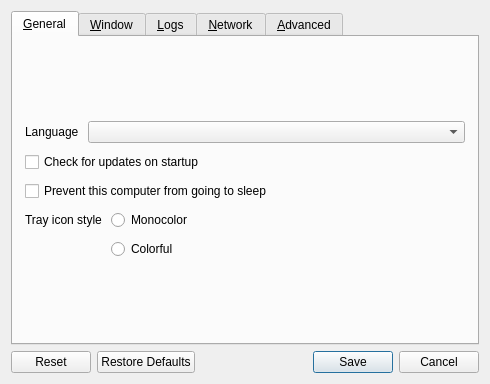
Cherry-Company/ieum, file src/lib/gui/dialogs/SettingsDialog.ui: the form before one commit.
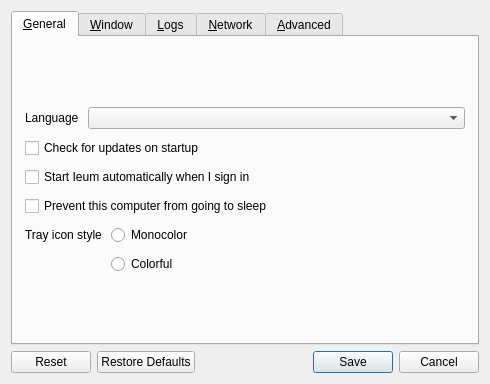
The form after the commit. The open tabs and pages were chosen to show the change. Icons and pictures are not drawn.

The edit to the form file:
```diff
--- a/src/lib/gui/dialogs/SettingsDialog.ui
+++ b/src/lib/gui/dialogs/SettingsDialog.ui
@@ -88,6 +88,13 @@
          </property>
         </widget>
        </item>
+       <item>
+        <widget class="QCheckBox" name="cbStartAtLogin">
+         <property name="text">
+          <string>Start Ieum automatically when I sign in</string>
+         </property>
+        </widget>
+       </item>
        <item>
         <widget class="QCheckBox" name="cbPreventSleep">
          <property name="text">
```
